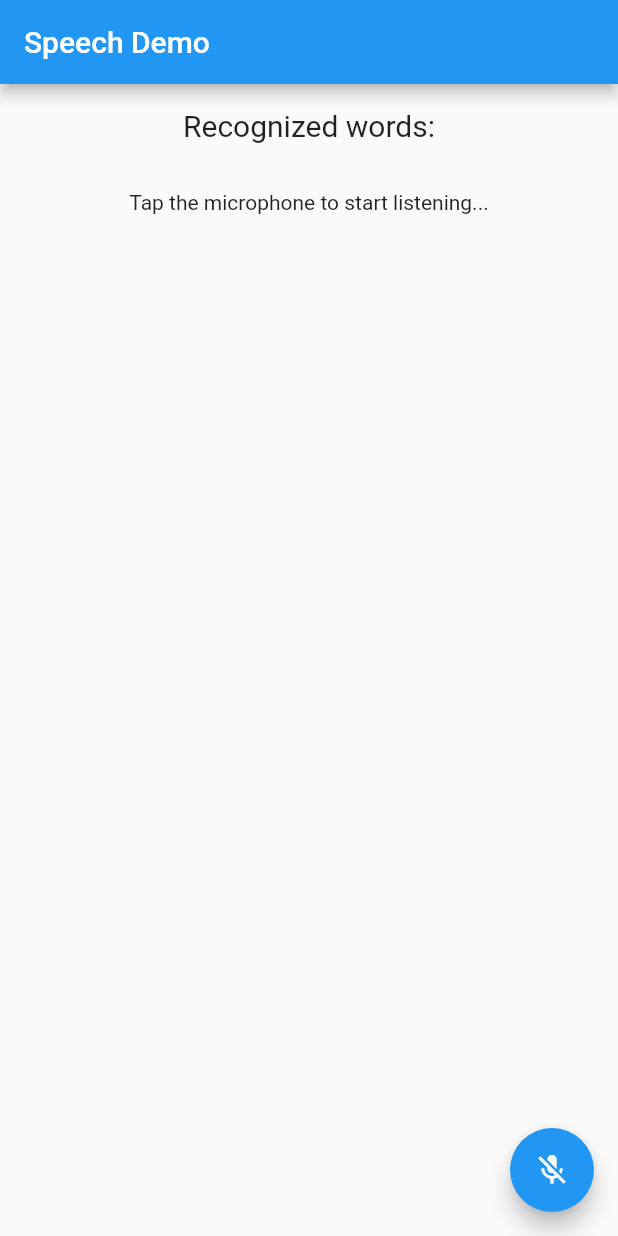
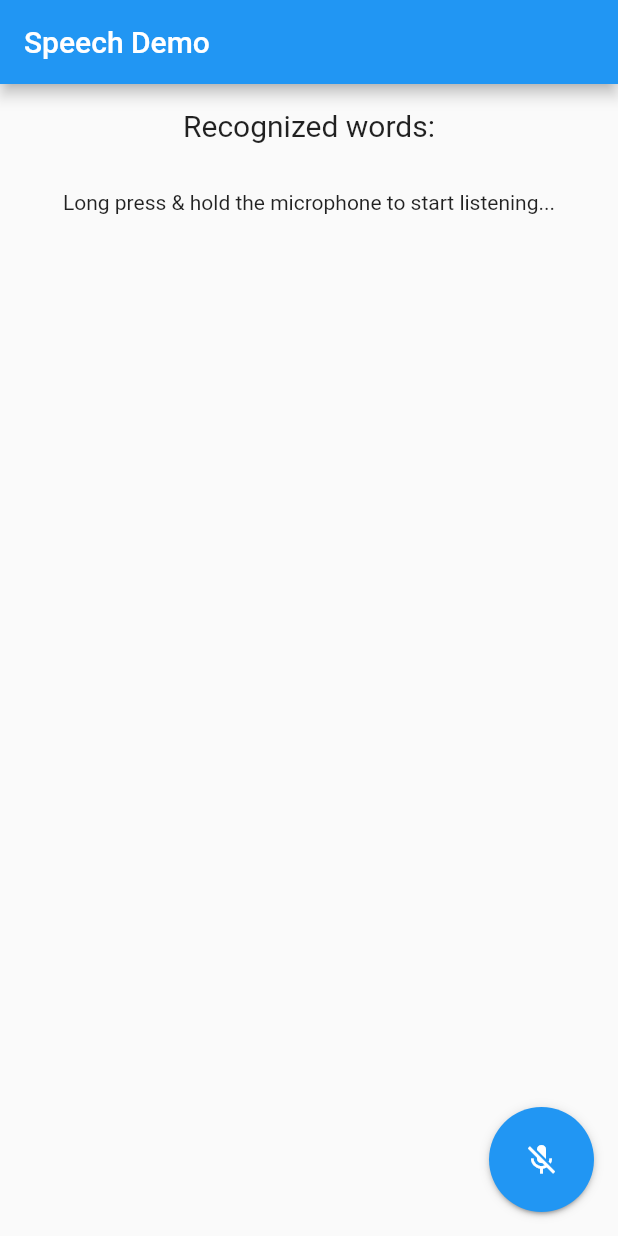
Before and after one commit to patelsandeep/voice_translator_flutter, a Flutter app: the screen it shows after launch, after a tap on the "mic off" icon, on a phone screen of 412 x 824 dp. Run offline on Flutter 3.47's test engine with Material 2 defaults, Android fonts, the phone set to English and light mode, and no system bars; our stand-ins replace speech_to_text; missing offline and left inert: text_to_speech, translator.

Commit message:
Added Long press action for floating button

```diff
--- a/speech_to_text_demo/lib/screens/my_home_page.dart
+++ b/speech_to_text_demo/lib/screens/my_home_page.dart
@@ -1,23 +1,22 @@
 import 'dart:async';
 
+import 'package:flutter/foundation.dart';
 import 'package:flutter/material.dart';
 import 'package:speech_to_text/speech_recognition_result.dart';
 import 'package:speech_to_text/speech_to_text.dart';
+import 'package:text_to_speech/text_to_speech.dart';
 import 'package:translator/translator.dart';
-import 'package:text_to_speech/text_to_speech.dart';
 
 class MyHomePage extends StatefulWidget {
   const MyHomePage({Key? key}) : super(key: key);
 
   @override
-  // ignore: library_private_types_in_public_api
-  _MyHomePageState createState() => _MyHomePageState();
+  State<MyHomePage> createState() => _MyHomePageState();
 }
 
 class _MyHomePageState extends State<MyHomePage> {
   final SpeechToText _speechToText = SpeechToText();
   bool _speechEnabled = false;
-  late Timer _timer;
   String _lastWords = '';
   String _convertedWords = '';
 
@@ -35,7 +34,12 @@ class _MyHomePageState extends State<MyHomePage> {
 
   /// Each time to start a speech recognition session
   void _startListening() async {
-    await _speechToText.listen(onResult: _onSpeechResult, onDevice: true);
+    setState(() => _convertedWords = '');
+    await _speechToText.listen(
+      onResult: _onSpeechResult,
+      onDevice: true,
+      listenFor: const Duration(seconds: 30),
+    );
     setState(() {});
   }
 
@@ -51,12 +55,10 @@ class _MyHomePageState extends State<MyHomePage> {
   /// This is the callback that the SpeechToText plugin calls when
   /// the platform returns recognized words.
   void _onSpeechResult(SpeechRecognitionResult result) {
-    setState(() {
-      _lastWords = result.recognizedWords;
-    });
-    // _timer = new Timer(const Duration(milliseconds: 2000), () {
-    translateText(_lastWords);
-    // });
+    setState(() => _lastWords = result.recognizedWords);
+    if (result.finalResult) {
+      translateText(_lastWords);
+    }
   }
 
   @override
@@ -88,7 +90,7 @@ class _MyHomePageState extends State<MyHomePage> {
                       // recognition is not yet ready or not supported on
                       // the target device
                       : _speechEnabled
-                          ? 'Tap the microphone to start listening...'
+                          ? 'Long press & hold the microphone to start listening...'
                           : 'Speech not available',
                 ),
               ),
@@ -104,12 +106,25 @@ class _MyHomePageState extends State<MyHomePage> {
           ],
         ),
       ),
-      floatingActionButton: FloatingActionButton(
-        onPressed:
-            // If not yet listening for speech start, otherwise stop
-            _speechToText.isNotListening ? _startListening : _stopListening,
-        tooltip: 'Listen',
-        child: Icon(_speechToText.isNotListening ? Icons.mic_off : Icons.mic),
+      floatingActionButton: GestureDetector(
+        onLongPressDown: (details) {
+          _startListening();
+        },
+        onLongPressUp: () {
+          _stopListening();
+        },
+        onTap: _speechToText.isNotListening ? _startListening : _stopListening,
+        child: Container(
+          height: 70,
+          width: 70,
+          decoration: BoxDecoration(
+            shape: BoxShape.circle,
+            boxShadow: kElevationToShadow[2],
+            color: Theme.of(context).primaryColor,
+          ),
+          child: Icon(_speechToText.isNotListening ? Icons.mic_off : Icons.mic,
+              color: Colors.white),
+        ),
       ),
     );
   }
@@ -119,19 +134,15 @@ class _MyHomePageState extends State<MyHomePage> {
     final input = recognizedWords;
 
     translator.translate(input, from: 'en', to: 'hi').then((result) {
-      print("RESULT :: ");
-      print(result);
-      setState(() {
-        _convertedWords = result.toString();
-      });
-      print("CONVERTED WORDS :: ");
-      print(_convertedWords);
+      if (kDebugMode) print("RESULT :: $result");
+      setState(() => _convertedWords = result.toString());
+      if (kDebugMode) print("CONVERTED WORDS :: $_convertedWords");
       TextToSpeech tts = TextToSpeech();
-      tts.speak(_convertedWords);
       tts.setVolume(1);
       tts.setRate(1);
       tts.setPitch(1);
       tts.setLanguage('hi');
+      tts.speak(_convertedWords);
     });
 
     // // Passing the translation to a variable
```
